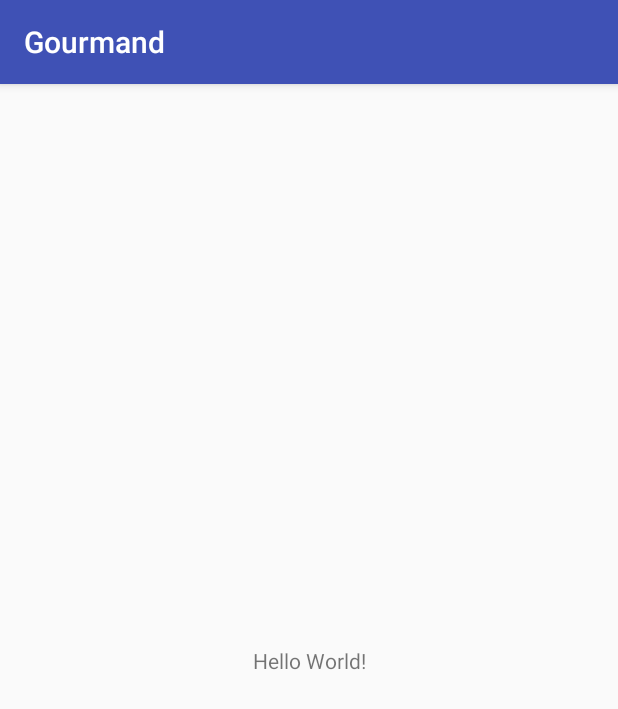
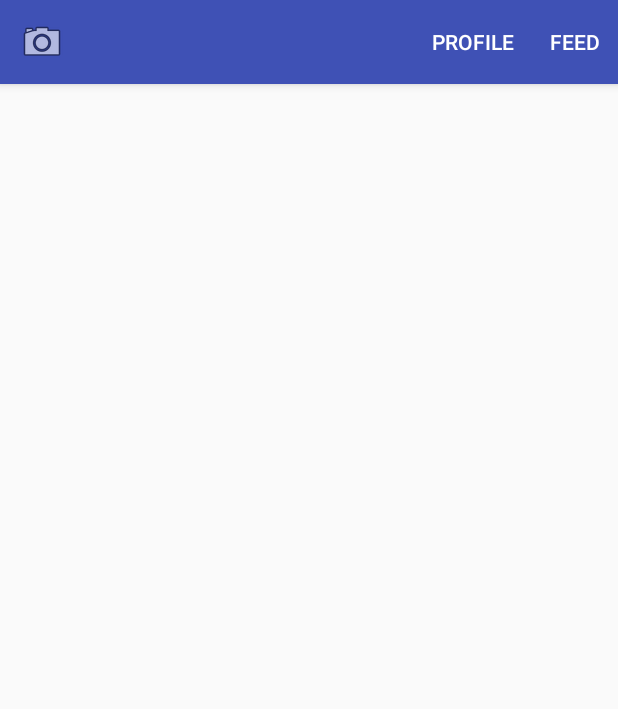
Before and after one commit to aticfox/Gourmand-study-project, an Android app: the screen it shows after launch (MainActivity), on a phone screen of 412 x 824 dp. Shown: the top 709 px of the screen. Run offline under Robolectric (Android 15) with nearby library versions, the phone set to English and light mode, and no system bars.

Commit message:
created tool bar

```diff
--- a/Gourmand/app/src/main/AndroidManifest.xml
+++ b/Gourmand/app/src/main/AndroidManifest.xml
@@ -9,7 +9,7 @@
         android:roundIcon="@mipmap/ic_launcher_round"
         android:supportsRtl="true"
         android:theme="@style/AppTheme">
-        <activity android:name=".MainActivity">
+        <activity android:name=".activity.MainActivity">
             <intent-filter>
                 <action android:name="android.intent.action.MAIN" />
 
--- a/Gourmand/app/src/main/java/com/artie/gourmand/MainActivity.java
+++ /dev/null
@@ -1,13 +0,0 @@
-package com.artie.gourmand;
-
-import android.support.v7.app.AppCompatActivity;
-import android.os.Bundle;
-
-public class MainActivity extends AppCompatActivity {
-
-    @Override
-    protected void onCreate(Bundle savedInstanceState) {
-        super.onCreate(savedInstanceState);
-        setContentView(R.layout.activity_main);
-    }
-}
--- /dev/null
+++ b/Gourmand/app/src/main/java/com/artie/gourmand/activity/MainActivity.java
@@ -0,0 +1,35 @@
+package com.artie.gourmand.activity;
+
+import android.os.Bundle;
+import android.support.v7.app.ActionBar;
+import android.support.v7.app.AppCompatActivity;
+import android.view.Menu;
+
+import com.artie.gourmand.R;
+
+public class MainActivity extends AppCompatActivity {
+
+    @Override
+    protected void onCreate(Bundle savedInstanceState) {
+        super.onCreate(savedInstanceState);
+        setContentView(R.layout.activity_main);
+
+        initInstances();
+    }
+
+    private void initInstances() {
+        ActionBar actionBar = getSupportActionBar();
+        actionBar.setDisplayHomeAsUpEnabled(true);
+        actionBar.setHomeButtonEnabled(true);
+        actionBar.setDisplayShowTitleEnabled(false);
+        actionBar.setHomeAsUpIndicator(android.R.drawable.ic_menu_camera);
+    }
+
+
+    @Override
+    public boolean onCreateOptionsMenu(Menu menu) {
+        getMenuInflater().inflate(R.menu.menu_main, menu);
+        return true;
+    }
+
+}
--- a/Gourmand/app/src/main/res/layout/activity_main.xml
+++ b/Gourmand/app/src/main/res/layout/activity_main.xml
@@ -4,12 +4,11 @@
     xmlns:tools="http://schemas.android.com/tools"
     android:layout_width="match_parent"
     android:layout_height="match_parent"
-    tools:context="com.artie.gourmand.MainActivity">
+    tools:context="com.artie.gourmand.activity.MainActivity">
 
     <TextView
         android:layout_width="wrap_content"
         android:layout_height="wrap_content"
-        android:text="Hello World!"
         app:layout_constraintBottom_toBottomOf="parent"
         app:layout_constraintLeft_toLeftOf="parent"
         app:layout_constraintRight_toRightOf="parent"
--- /dev/null
+++ b/Gourmand/app/src/main/res/menu/menu_main.xml
@@ -0,0 +1,13 @@
+<?xml version="1.0" encoding="utf-8"?>
+<menu xmlns:android="http://schemas.android.com/apk/res/android"
+    xmlns:app="http://schemas.android.com/apk/res-auto">
+
+    <item android:id="@+id/menu_profile"
+        android:title="Profile"
+        app:showAsAction="always"/>
+
+    <item android:id="@+id/menu_feed"
+        android:title="Feed"
+        app:showAsAction="always"/>
+
+</menu>
```
